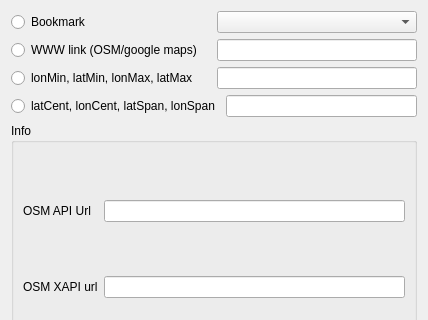
openstreetmap/merkaartor, file src/GotoDialog.ui: the form before one commit; both pictures show x 0 to 428 and y 0 to 320 of the 428 by 637 pixel window.
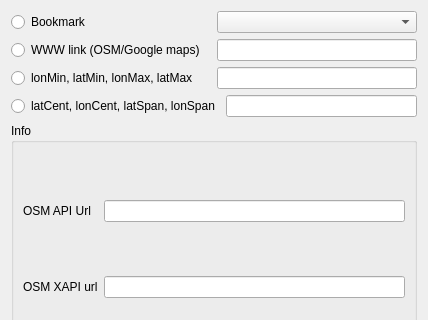
The form after the commit.

Diff of the .ui file:
```diff
--- a/src/GotoDialog.ui
+++ b/src/GotoDialog.ui
@@ -58,7 +58,7 @@
         </size>
        </property>
        <property name="text">
-        <string>WWW link (OSM/google maps)</string>
+        <string>WWW link (OSM/Google maps)</string>
        </property>
       </widget>
      </item>
```
